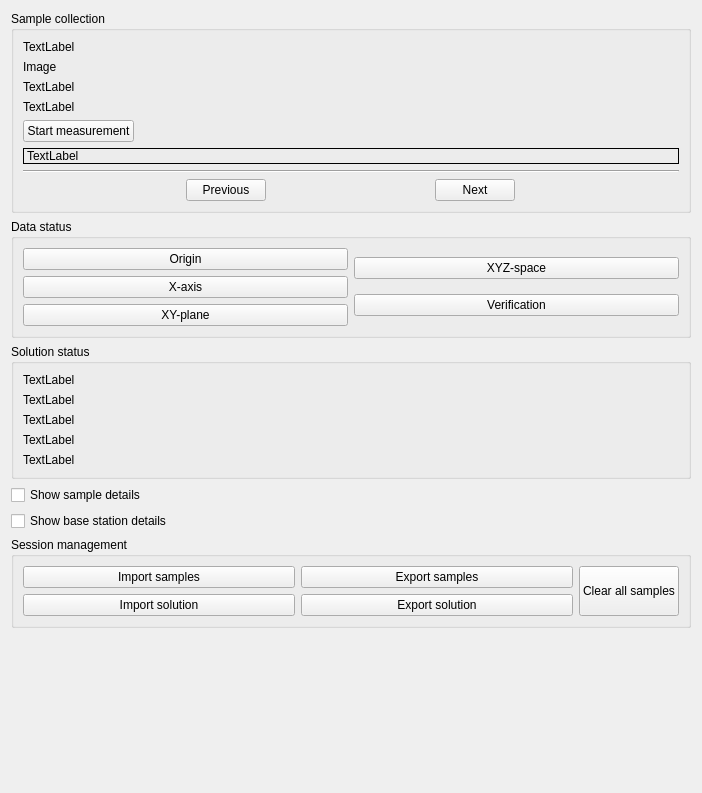
This is src/cfclient/ui/widgets/geo_estimator.ui in bitcraze/crazyflie-clients-python as Qt 5 draws it before an edit. The edited form follows.
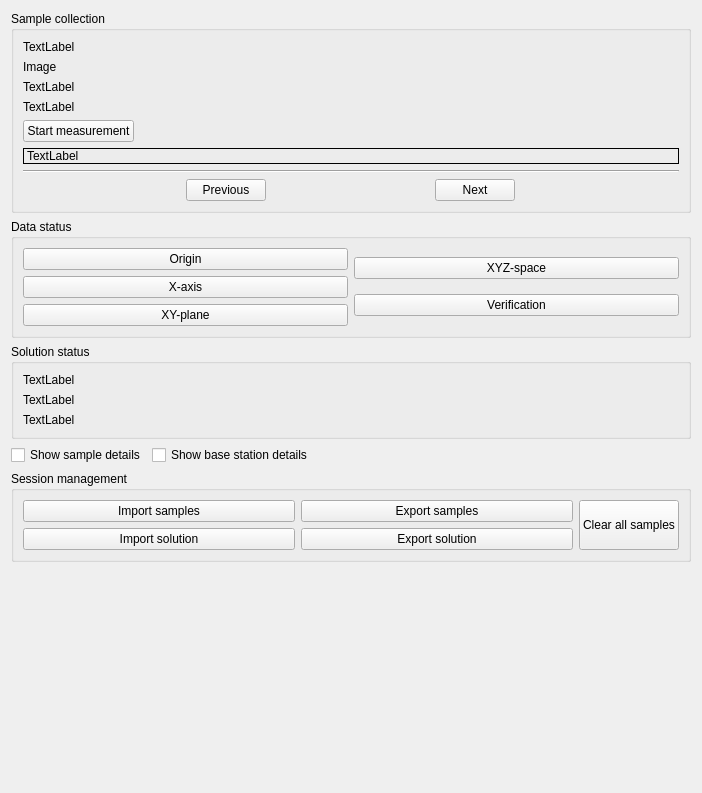
This is the edited form.

Commit message: Updated solution status box

```diff
--- a/src/cfclient/ui/widgets/geo_estimator.ui
+++ b/src/cfclient/ui/widgets/geo_estimator.ui
@@ -221,13 +221,6 @@
           <string>Solution status</string>
          </property>
          <layout class="QVBoxLayout" name="verticalLayout_4">
-          <item>
-           <widget class="QLabel" name="_solution_status_is_ok">
-            <property name="text">
-             <string>TextLabel</string>
-            </property>
-           </widget>
-          </item>
           <item>
            <widget class="QLabel" name="_solution_status_info">
             <property name="text">
@@ -249,16 +242,11 @@
             </property>
            </widget>
           </item>
-          <item>
-           <widget class="QLabel" name="_solution_status_uploaded">
-            <property name="text">
-             <string>TextLabel</string>
-            </property>
-           </widget>
-          </item>
          </layout>
         </widget>
        </item>
+       <item>
+        <layout class="QHBoxLayout" name="horizontalLayout_8">
        <item>
         <widget class="QCheckBox" name="_sample_details_checkbox">
          <property name="text">
@@ -272,6 +260,21 @@
           <string>Show base station details</string>
          </property>
         </widget>
+         </item>
+         <item>
+          <spacer name="horizontalSpacer">
+           <property name="orientation">
+            <enum>Qt::Orientation::Horizontal</enum>
+           </property>
+           <property name="sizeHint" stdset="0">
+            <size>
+             <width>40</width>
+             <height>20</height>
+            </size>
+           </property>
+          </spacer>
+         </item>
+        </layout>
        </item>
        <item>
         <widget class="QGroupBox" name="groupBox">
```
Lines whose indentation alone changed are shown as unchanged. The commit also changes 1 other file.
